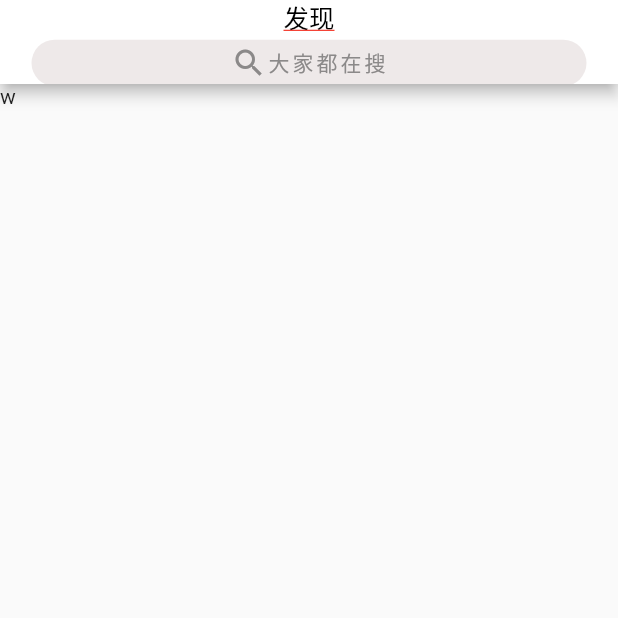
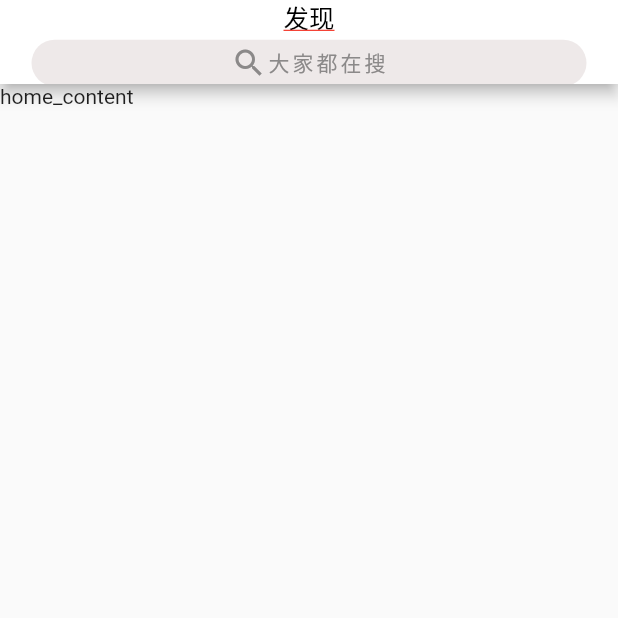
Before and after one commit to 895970721/jinjianzi, a Flutter app: the screen it shows after launch, on a phone screen of 412 x 824 dp, the top half of it. Run offline on Flutter 3.47's test engine with Material 2 defaults, Android fonts, the light colour scheme and no system bars; our stand-ins replace dio, flutter_screenutil.

Commit message:
2019/3/18
分支测试

```diff
--- a/lib/pages/home_childpages.dart/home_content..dart
+++ b/lib/pages/home_childpages.dart/home_content..dart
@@ -8,7 +8,7 @@ class _home_contentState extends State<home_content> {
   @override
   Widget build(BuildContext context) {
     return Container(
-       child: Text('w'),
+       child: Text('home_content'),
     );
   }
 }
```
